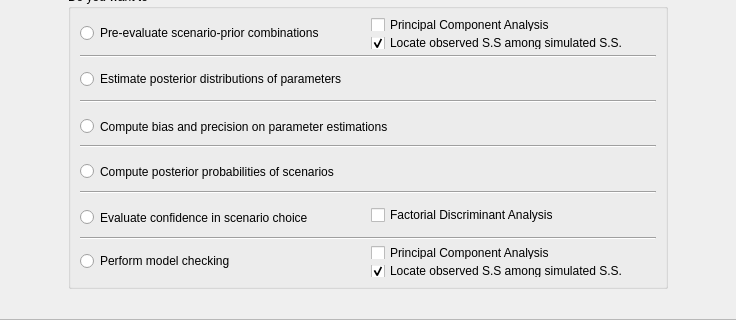
Qt form python_interface/uis/defineAnalysis.ui (cbgp/diyabc) before a commit; both pictures show x 203 to 939 and y 384 to 704 of the 1142 by 704 pixel window.
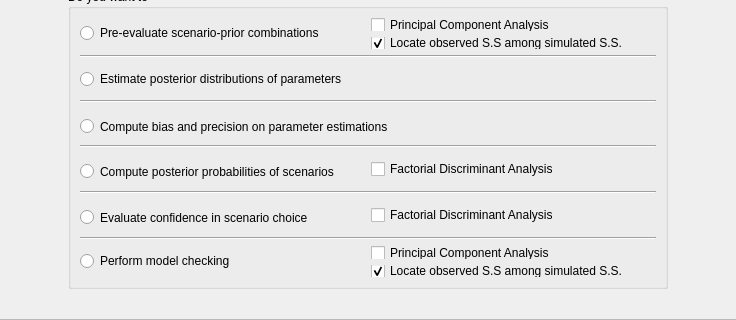
The same form after that commit.

Commit message: fda for comparison

Patch:
```diff
--- a/python_interface/uis/defineAnalysis.ui
+++ b/python_interface/uis/defineAnalysis.ui
@@ -313,6 +313,8 @@
          </widget>
         </item>
         <item>
+         <layout class="QHBoxLayout" name="horizontalLayout_5">
+          <item>
          <widget class="QRadioButton" name="comparisonRadio">
           <property name="minimumSize">
            <size>
@@ -330,6 +332,15 @@
            <string>Compute posterior probabilities of scenarios</string>
           </property>
          </widget>
+          </item>
+          <item>
+           <widget class="QCheckBox" name="confFdaCompareCheck">
+            <property name="text">
+             <string>Factorial Discriminant Analysis</string>
+            </property>
+           </widget>
+          </item>
+         </layout>
         </item>
         <item>
          <widget class="Line" name="line_4">
```
Lines whose indentation alone changed are shown as unchanged. The commit also changes 2 other files.
